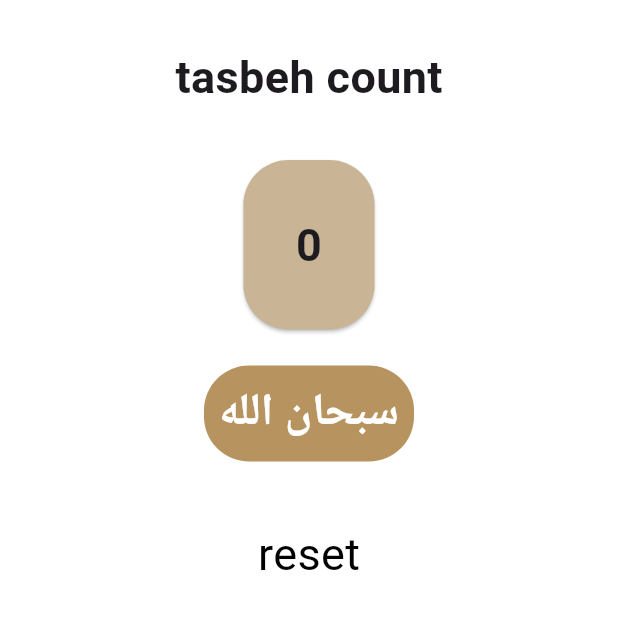
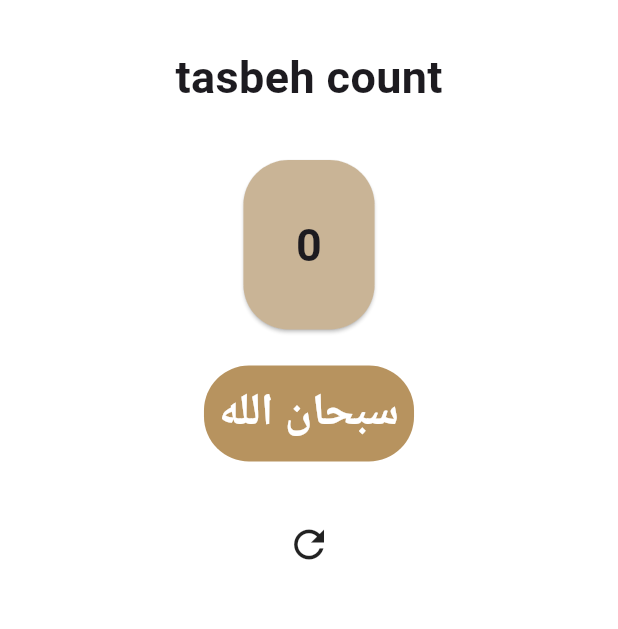
Before and after one commit to yousfraafat/islami, a Flutter app: the TasbehTap widget shown alone on an empty page, opened directly, on a phone screen of 412 x 824 dp, the part 498-1127 px from its top. Run offline on Flutter 3.47's test engine with Material 3 defaults, Android fonts, the light colour scheme and no system bars.

Commit message:
feat:tasbeh tap

```diff
--- a/lib/taps/tasbeh_tap/tasbeh_tap.dart
+++ b/lib/taps/tasbeh_tap/tasbeh_tap.dart
@@ -95,13 +95,7 @@ class _TasbehTapState extends State<TasbehTap> {
           child: Container(
             margin: EdgeInsets.only(top: 20),
             padding: EdgeInsets.symmetric(horizontal: 10),
-            // decoration: BoxDecoration(
-            //   border: Border.all(color: Colors.black),
-            //   borderRadius: BorderRadius.circular(40),
-            // ),
-            child:
-            // Icon(Icons.refresh_sharp,size: 30,)
-            Text('reset', style: TextStyle(color: Colors.black, fontSize: 30)),
+            child: Icon(Icons.refresh_sharp, size: 30),
           ),
         ),
       ],
```
